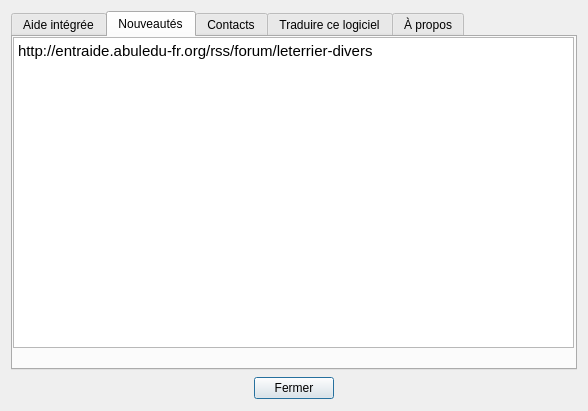
Old version of the form abuleduaproposv0.ui in the repository Txikilinux/leterrier-fubuki.
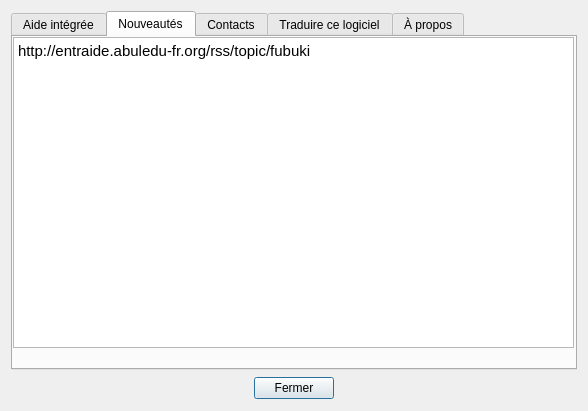
New version of the form. The open tabs and pages were chosen to show the change.

Commit message: ajout du flux rss et adaptation du numero de version

What changed in the file:
```diff
--- a/abuleduaproposv0.ui
+++ b/abuleduaproposv0.ui
@@ -91,7 +91,7 @@
 &lt;html&gt;&lt;head&gt;&lt;meta name=&quot;qrichtext&quot; content=&quot;1&quot; /&gt;&lt;style type=&quot;text/css&quot;&gt;
 p, li { white-space: pre-wrap; }
 &lt;/style&gt;&lt;/head&gt;&lt;body style=&quot; font-family:'Ubuntu'; font-size:11pt; font-weight:400; font-style:normal;&quot;&gt;
-&lt;p style=&quot; margin-top:0px; margin-bottom:0px; margin-left:0px; margin-right:0px; -qt-block-indent:0; text-indent:0px;&quot;&gt;&lt;span style=&quot; font-family:'DejaVu Sans';&quot;&gt;http://entraide.abuledu-fr.org/rss/forum/leterrier-divers&lt;/span&gt;&lt;/p&gt;&lt;/body&gt;&lt;/html&gt;</string>
+&lt;p style=&quot; margin-top:0px; margin-bottom:0px; margin-left:0px; margin-right:0px; -qt-block-indent:0; text-indent:0px;&quot;&gt;&lt;span style=&quot; font-family:'DejaVu Sans';&quot;&gt;http://entraide.abuledu-fr.org/rss/topic/fubuki&lt;/span&gt;&lt;/p&gt;&lt;/body&gt;&lt;/html&gt;</string>
        </property>
        <property name="openExternalLinks">
         <bool>true</bool>
```
Left out of the diff: 2 changed lines with no effect on the pictures. The commit also changes 2 other files.
